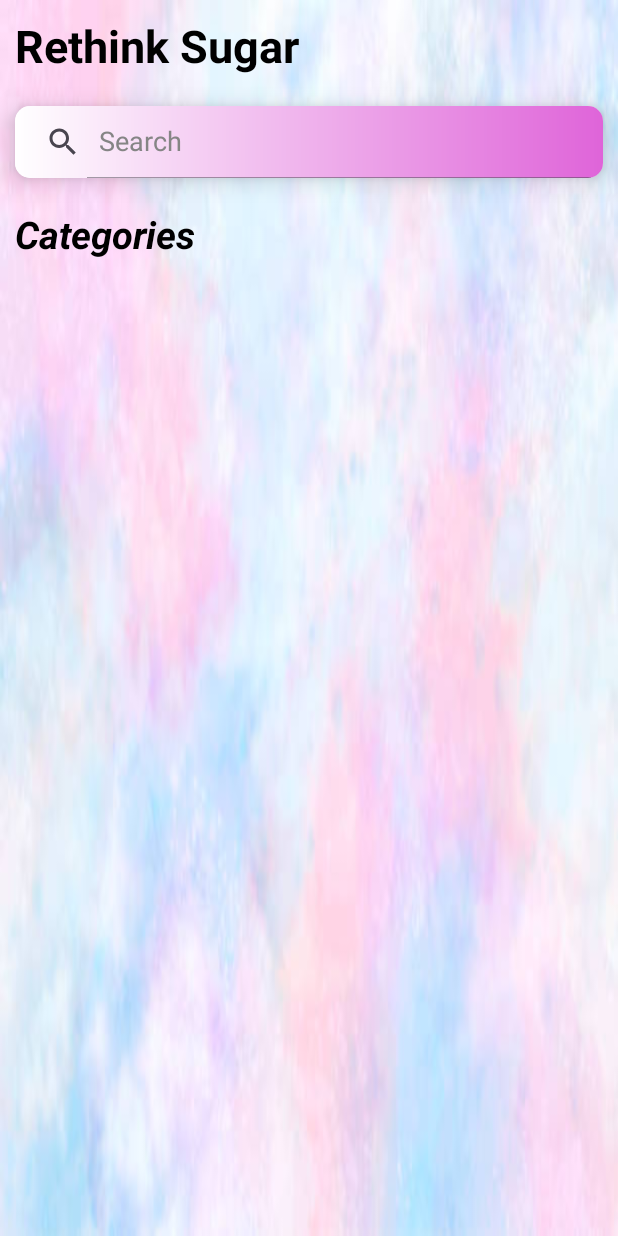
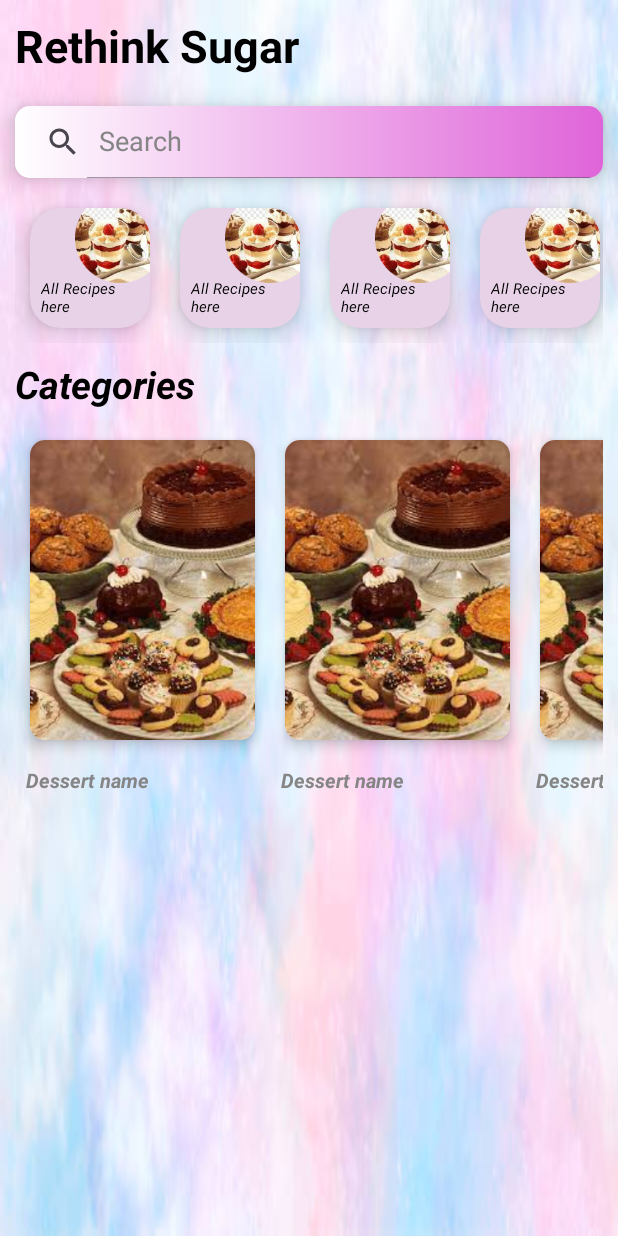
Before and after one commit to ancuta-ciceu/RethinkSugar, an Android app: the screen it shows after launch once a user with an empty profile is signed in (HomeActivity), on a phone screen of 412 x 824 dp. Run offline under Robolectric (Android 15) with nearby library versions, the phone set to English and light mode, and no system bars; our stand-ins replace Firebase (no records; nobody signed in at launch, a user with empty details on screens opened directly), Room's generated code, data binding.

Commit message:
created database for recipes

```diff
--- a/app/src/main/java/com/example/rethinksugar/HomeActivity.kt
+++ b/app/src/main/java/com/example/rethinksugar/HomeActivity.kt
@@ -2,13 +2,56 @@ package com.example.rethinksugar
 
 import androidx.appcompat.app.AppCompatActivity
 import android.os.Bundle
+import androidx.databinding.DataBindingUtil
+import androidx.recyclerview.widget.LinearLayoutManager
+import com.example.rethinksugar.adapter.MainCategoryAdapter
+import com.example.rethinksugar.adapter.SubCategoryAdapter
+import com.example.rethinksugar.database.RecipesEntity
 import com.example.rethinksugar.databinding.ActivityHomeBinding
 
 class HomeActivity : AppCompatActivity() {
     private lateinit var binding:ActivityHomeBinding
+
+
+    private val mainCategoryAdapter = MainCategoryAdapter()
+    private val subCategoryAdapter = SubCategoryAdapter()
+
     override fun onCreate(savedInstanceState: Bundle?) {
         super.onCreate(savedInstanceState)
-        setContentView(R.layout.activity_home)
+        binding = DataBindingUtil.setContentView(this, R.layout.activity_home)
+        binding.lifecycleOwner = this //observing LiveData
+
+        val viewModel = HomeActivity()
+        binding.viewModel = viewModel
+
+        with(binding.mainCategories){
+            layoutManager = LinearLayoutManager(this@HomeActivity, LinearLayoutManager.HORIZONTAL, false)
+            adapter = mainCategoryAdapter
+        }
+
+        with(binding.subcategories) {
+            layoutManager = LinearLayoutManager(this@HomeActivity, LinearLayoutManager.HORIZONTAL, false)
+            adapter = subCategoryAdapter
+        }
+
+        //just for testing
+        val arrMainCategory = listOf(
+            RecipesEntity(1, "Chocolate"),
+            RecipesEntity(2, "Sugar"),
+            RecipesEntity(3, "Fruits"),
+            RecipesEntity(4, "SugarFree")
+        )
+
+        val arrSubCategory = listOf(
+            RecipesEntity(1, "Brownies"),
+            RecipesEntity(2, "White Snow"),
+            RecipesEntity(3, "Fruit Salad"),
+            RecipesEntity(4, "Water")
+        )
+
+        // Update adapters with data
+        mainCategoryAdapter.setData(arrMainCategory)
+        subCategoryAdapter.setData(arrSubCategory)
 
     }
 }
--- /dev/null
+++ b/app/src/main/java/com/example/rethinksugar/adapter/MainCategoryAdapter.kt
@@ -0,0 +1,37 @@
+package com.example.rethinksugar.adapter
+
+import android.view.LayoutInflater
+import android.view.ViewGroup
+import androidx.recyclerview.widget.RecyclerView
+import com.example.rethinksugar.database.RecipesEntity
+import com.example.rethinksugar.databinding.ItemMainCategoryBinding
+
+class MainCategoryAdapter: RecyclerView.Adapter<MainCategoryAdapter.RecipeViewHolder>() {
+    var arrMainCategory = listOf<RecipesEntity>()
+    class RecipeViewHolder(private val binding: ItemMainCategoryBinding): RecyclerView.ViewHolder(binding.root) {
+
+        fun bind(recipe: RecipesEntity) {
+            binding.recipe = recipe
+            binding.executePendingBindings()
+        }
+    }
+
+    fun setData(arrData : List<RecipesEntity>){
+        arrMainCategory = arrData
+        notifyDataSetChanged()
+    }
+
+    override fun onCreateViewHolder(parent: ViewGroup, viewType: Int): RecipeViewHolder {
+        val binding = ItemMainCategoryBinding.inflate(LayoutInflater.from(parent.context), parent, false)
+        return RecipeViewHolder(binding)
+    }
+
+    override fun getItemCount(): Int {
+        return arrMainCategory.size
+    }
+
+    override fun onBindViewHolder(holder: RecipeViewHolder, position: Int) {
+        val recipe = arrMainCategory[position]
+        holder.bind(recipe)
+    }
+}
--- /dev/null
+++ b/app/src/main/java/com/example/rethinksugar/adapter/SubCategoryAdapter.kt
@@ -0,0 +1,38 @@
+package com.example.rethinksugar.adapter
+
+import android.view.LayoutInflater
+import android.view.View
+import android.view.ViewGroup
+import androidx.recyclerview.widget.RecyclerView
+import com.example.rethinksugar.R
+import com.example.rethinksugar.database.RecipesEntity
+import com.example.rethinksugar.databinding.ItemSubCategoryBinding
+
+class SubCategoryAdapter: RecyclerView.Adapter<SubCategoryAdapter.RecipeViewHolder>() {
+    var arrSubCategory = listOf<RecipesEntity>()
+    class RecipeViewHolder(private val binding: ItemSubCategoryBinding): RecyclerView.ViewHolder(binding.root){
+        fun bind(recipe: RecipesEntity) {
+            binding.recipe = recipe
+            binding.executePendingBindings()
+        }
+    }
+
+    fun setData(arrData : List<RecipesEntity>){
+        arrSubCategory = arrData
+        notifyDataSetChanged()
+    }
+
+    override fun onCreateViewHolder(parent: ViewGroup, viewType: Int): RecipeViewHolder {
+        val binding = ItemSubCategoryBinding.inflate(LayoutInflater.from(parent.context), parent, false)
+        return RecipeViewHolder(binding)
+    }
+
+    override fun getItemCount(): Int {
+        return arrSubCategory.size
+    }
+
+    override fun onBindViewHolder(holder: RecipeViewHolder, position: Int) {
+        val recipe = arrSubCategory[position]
+        holder.bind(recipe)
+    }
+}
--- /dev/null
+++ b/app/src/main/java/com/example/rethinksugar/database/RecipesEntity.kt
@@ -0,0 +1,14 @@
+package com.example.rethinksugar.database
+
+import androidx.room.ColumnInfo
+import androidx.room.Entity
+import androidx.room.PrimaryKey
+import java.io.Serializable
+
+@Entity(tableName = "Recipes")
+data class RecipesEntity(
+    @PrimaryKey(autoGenerate = true)
+    var id: Int?=null,
+    @ColumnInfo(name = "dessertName")
+    var dessertName:String
+):Serializable
--- a/app/src/main/java/com/example/rethinksugar/entities/Recipes.kt
+++ /dev/null
@@ -1,5 +0,0 @@
-package com.example.rethinksugar.entities
-
-//data class Recipes(){
-
-//}
--- a/app/src/main/res/layout/activity_home.xml
+++ b/app/src/main/res/layout/activity_home.xml
@@ -1,7 +1,14 @@
 <?xml version="1.0" encoding="utf-8"?>
-<RelativeLayout xmlns:android="http://schemas.android.com/apk/res/android"
+
+<layout xmlns:android="http://schemas.android.com/apk/res/android"
     xmlns:app="http://schemas.android.com/apk/res-auto"
-    xmlns:tools="http://schemas.android.com/tools"
+    xmlns:tools="http://schemas.android.com/tools">
+    <data>
+        <variable
+            name="viewModel"
+            type="com.example.rethinksugar.HomeActivity" />
+    </data>
+<RelativeLayout
     android:layout_width="match_parent"
     android:layout_height="match_parent"
     android:orientation="vertical"
@@ -74,14 +81,13 @@
                 android:layout_width="match_parent"
                 android:layout_height="wrap_content"
                 android:layout_margin="10dp"
-
                 android:orientation="horizontal"
                 tools:itemCount="3"
-                tools:listitem="@layout/item_sub_category">
-            </androidx.recyclerview.widget.RecyclerView>
+                tools:listitem="@layout/item_sub_category"/>
 
 
         </LinearLayout>
     </ScrollView>
 
 </RelativeLayout>
+</layout>
--- a/app/src/main/res/layout/item_main_category.xml
+++ b/app/src/main/res/layout/item_main_category.xml
@@ -1,7 +1,13 @@
 <?xml version="1.0" encoding="utf-8"?>
-<RelativeLayout xmlns:android="http://schemas.android.com/apk/res/android"
+<layout xmlns:android="http://schemas.android.com/apk/res/android"
     xmlns:app="http://schemas.android.com/apk/res-auto"
-    xmlns:tools="http://schemas.android.com/tools"
+    xmlns:tools="http://schemas.android.com/tools">
+    <data>
+        <variable
+            name="recipe"
+            type="com.example.rethinksugar.database.RecipesEntity" />
+    </data>
+<RelativeLayout
     android:layout_width="wrap_content"
     android:layout_height="wrap_content">
 
@@ -29,7 +35,7 @@
                 android:src="@drawable/dessert"/>
 
             <TextView
-                android:id="@+id/dish"
+                android:id="@+id/dessert_name"
                 android:layout_width="match_parent"
                 android:layout_height="wrap_content"
                 android:layout_alignParentStart="true"
@@ -47,9 +53,5 @@
 
 
     </androidx.cardview.widget.CardView>
-    <TextView
-        android:layout_width="wrap_content"
-        android:layout_height="wrap_content"
-        android:text="ljvkjdn"
-/>
 </RelativeLayout>
+</layout>
--- a/app/src/main/res/layout/item_sub_category.xml
+++ b/app/src/main/res/layout/item_sub_category.xml
@@ -1,7 +1,14 @@
 <?xml version="1.0" encoding="utf-8"?>
-<LinearLayout xmlns:android="http://schemas.android.com/apk/res/android"
+<layout xmlns:android="http://schemas.android.com/apk/res/android"
     xmlns:app="http://schemas.android.com/apk/res-auto"
-    xmlns:tools="http://schemas.android.com/tools"
+    xmlns:tools="http://schemas.android.com/tools">
+    <data>
+        <variable
+            name="recipe"
+            type="com.example.rethinksugar.database.RecipesEntity" />
+    </data>
+
+<LinearLayout
     android:orientation="vertical"
     android:layout_width="wrap_content"
     android:layout_height="wrap_content">
@@ -28,7 +35,7 @@
 
 
         <TextView
-            android:id="@+id/dish"
+            android:id="@+id/dessert"
             android:layout_width="match_parent"
             android:layout_height="wrap_content"
             android:text="Dessert name"
@@ -40,3 +47,4 @@
     </LinearLayout>
 
 </LinearLayout>
+</layout>
```
Also changed, not shown: app/build.gradle.kts (+9 -0 lines), app/src/main/java/com/example/rethinksugar/database/AppDatabase.kt (added, +10 -0 lines), app/src/main/java/com/example/rethinksugar/database/Category.kt (added, +22 -0 lines), app/src/main/java/com/example/rethinksugar/database/CategoryItems.kt (added, +46 -0 lines), app/src/main/java/com/example/rethinksugar/database/RecipeDatabase.kt (added, +19 -0 lines), app/src/main/java/com/example/rethinksugar/database/RepicesDao.kt (added, +16 -0 lines), app/src/main/java/com/example/rethinksugar/database/converter/CategoryListConverter.kt (added, +34 -0 lines).
